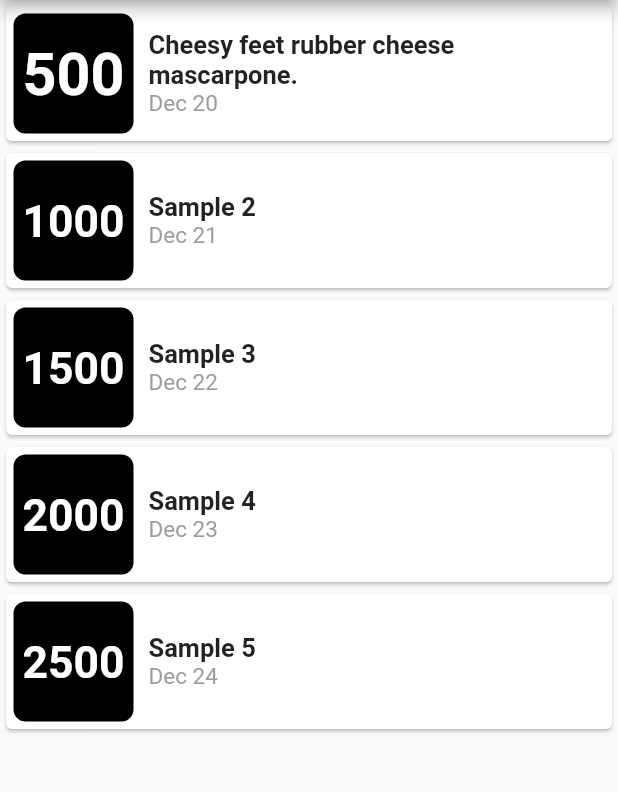
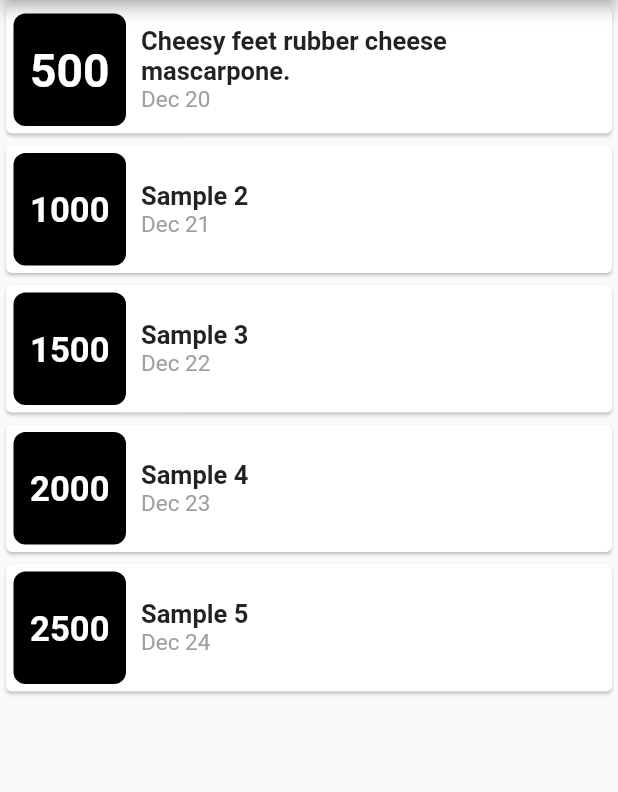
Before and after one commit to amvfortuna/flutter_tutorial_expenses, a Flutter app: the screen it shows after launch, on a phone screen of 412 x 824 dp, the part 84-876 px from its top. Run offline on Flutter 3.47's test engine with Material 2 defaults, Android fonts, the phone set to English and light mode, and no system bars.

Commit message:
Made adjustments in TransactionCard widget.

```diff
--- a/lib/transaction_card.dart
+++ b/lib/transaction_card.dart
@@ -19,17 +19,12 @@ class TransactionCard extends StatelessWidget {
         child: Row(
           children: [
             Container(
-              height: 80,
-              width: 80,
-              padding: EdgeInsets.all(5),
+              height: 75,
+              width: 75,
+              padding: EdgeInsets.all(10),
               decoration: BoxDecoration(
                 color: Colors.black,
-                border: Border(
-                  top: BorderSide(color: Colors.transparent),
-                  left: BorderSide(color: Colors.transparent),
-                  bottom: BorderSide(color: Colors.transparent),
-                  right: BorderSide(color: Colors.transparent),
-                ),
+                border: Border.all(color: Colors.transparent),
                 borderRadius: BorderRadius.all(Radius.circular(8)),
               ),
               child: FittedBox(
@@ -37,7 +32,7 @@ class TransactionCard extends StatelessWidget {
                   amount,
                   style: TextStyle(
                     color: Colors.white,
-                    fontSize: 18,
+                    fontSize: 20,
                     fontWeight: FontWeight.bold,
                   ),
                 ),
```
